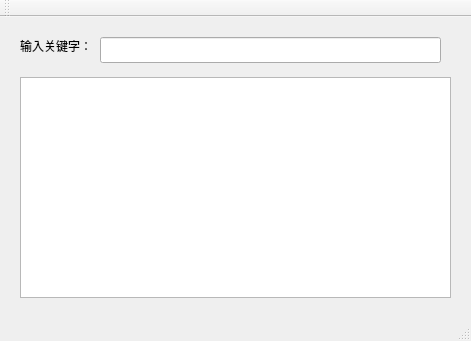
Old version of the form mainwindow.ui in the repository AnClark/WeatherCn-City-Query.
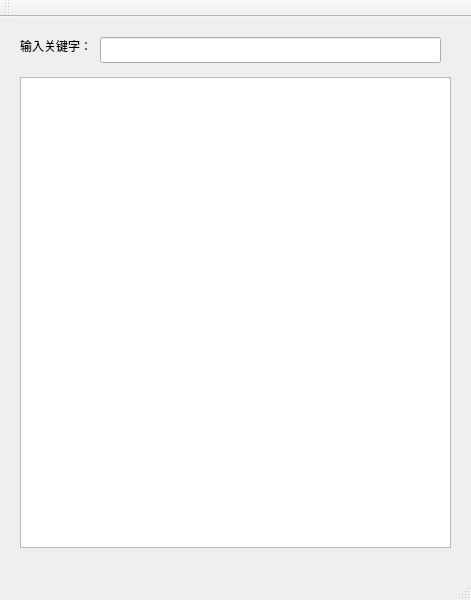
New version of the form.

What changed in the file:
```diff
--- a/mainwindow.ui
+++ b/mainwindow.ui
@@ -7,7 +7,7 @@
     <x>0</x>
     <y>0</y>
     <width>471</width>
-    <height>341</height>
+    <height>600</height>
    </rect>
   </property>
   <property name="windowTitle">
@@ -20,7 +20,7 @@
       <x>20</x>
       <y>60</y>
       <width>431</width>
-      <height>221</height>
+      <height>471</height>
      </rect>
     </property>
    </widget>
```
